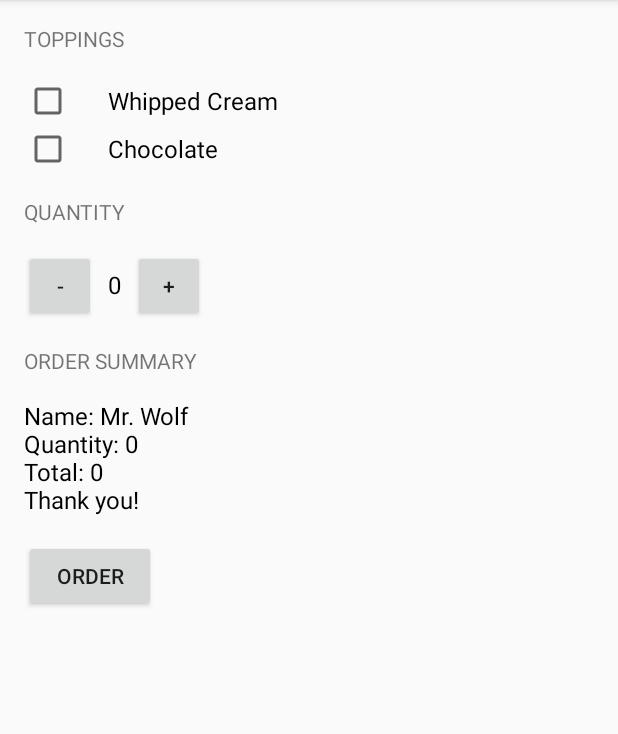
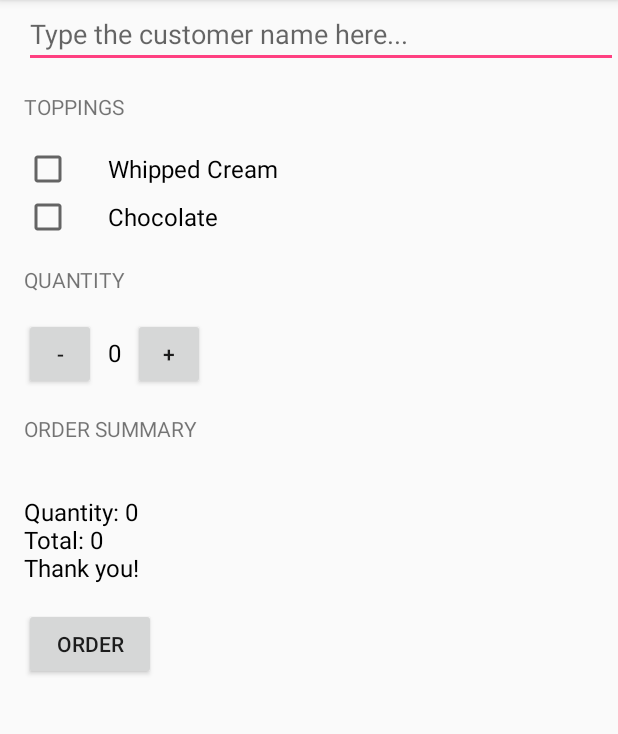
Before and after one commit to bennythejudge/JustJava, an Android app: the screen it shows after launch (MainActivity), after a tap on "ORDER", on a phone screen of 412 x 824 dp, the part 84-818 px from its top. Run offline under Robolectric (Android 15) with nearby library versions, the phone set to English and light mode, and no system bars.

```diff
--- a/app/src/main/java/com/example/android/justjava/MainActivity.java
+++ b/app/src/main/java/com/example/android/justjava/MainActivity.java
@@ -12,7 +12,10 @@ import android.support.v7.app.AppCompatActivity;
 import android.util.Log;
 import android.view.View;
 import android.widget.CheckBox;
+import android.widget.EditText;
 import android.widget.TextView;
+import android.widget.Toast;
+
 import java.text.NumberFormat;
 
 /**
@@ -29,26 +32,30 @@ public class MainActivity extends AppCompatActivity {
         setContentView(R.layout.activity_main);
     }
 
-
-
     /**
      * This method is called when the order button is clicked.
      */
-    private int calculatePrice(int quantity, int unit_price) {
-        return quantity * unit_price;
+    private int calculatePrice(int quantity, int unit_price, boolean withWhippedCream,
+                               boolean withChcolate) {
+        int tot = 0;
+        tot = tot + ((withChcolate) ? 1 : 0);
+        tot = tot + ((withWhippedCream) ? 1 : 0);
+
+        return (quantity * unit_price) + tot;
     }
 
     private String createOrderSummary(int unit_price, int quantity, boolean hasWhippedCream,
-                                      boolean hasChocolate) {
+                                      boolean hasChocolate, String customerName) {
 
         String whippedcream =  (hasWhippedCream) ? "With Whipped Cream on Top\n" : "";
         String chocolate =  (hasChocolate) ? "With Chocolate\n" : "";
 
-        return "Name: Mr. Wolf\n" +
+        return customerName + "\n" +
                 whippedcream +
                 chocolate +
                 "Quantity: " + quantity + "\n" +
-                "Total: " + calculatePrice(quantity, unit_price) + "\n" +
+                "Total: " + calculatePrice(quantity, unit_price, hasWhippedCream, hasChocolate) +
+                "\n" +
                 "Thank you!";
     }
 
@@ -57,30 +64,37 @@ public class MainActivity extends AppCompatActivity {
 
         boolean hasWhippedCream = ((CheckBox) findViewById(R.id.whipped_cream)).isChecked();
         boolean hasChocolate = ((CheckBox) findViewById(R.id.chocolate)).isChecked();
+        String customerName = ((EditText) findViewById(R.id.customer_name)).getText().toString();
 
         Log.d("submitOrder", "whipped cream: " + hasWhippedCream + " chocolate: " +
                 hasChocolate);
+        Log.d("submitOrder", "customer name: " + customerName);
 
         String priceMessage = createOrderSummary(unit_price, quantity, hasWhippedCream,
-                hasChocolate );
+                hasChocolate, customerName );
 
-        int price = calculatePrice(quantity, unit_price);
-        Log.v("MainActivity", "The price is: " + price);
         displayMessage(priceMessage);
     }
 
     public void increment(View view) {
-        quantity++;
+        if (quantity<100) {
+            quantity++;
+        } else {
+            Toast.makeText(this, "Dude, too much coffee will drive you crazy!",
+                    Toast.LENGTH_SHORT).show();
+            return;
+        }
         display(quantity);
-//        displayPrice(quantity * unit_price);
     }
 
     public void decrement(View view) {
         if (quantity > 0) {
             quantity--;
+        } else {
+            Toast.makeText(this, "Dude, order something!", Toast.LENGTH_SHORT).show();
+            return;
         }
         display(quantity);
-//        displayPrice(quantity * unit_price);
     }
 
     /**
--- a/app/src/main/res/layout/activity_main.xml
+++ b/app/src/main/res/layout/activity_main.xml
@@ -9,6 +9,13 @@
         android:layout_height="match_parent"
         android:orientation="vertical"
         android:paddingLeft="16dp" >
+
+        <EditText
+            android:id="@+id/customer_name"
+            android:layout_width="match_parent"
+            android:layout_height="wrap_content"
+            android:hint="@string/customer_name"
+            android:inputType="textMultiLine" />
 
         <TextView
             android:layout_width="wrap_content"
--- a/app/src/main/res/values/strings.xml
+++ b/app/src/main/res/values/strings.xml
@@ -1,3 +1,4 @@
 <resources>
     <string name="app_name">JustJava</string>
+    <string name="customer_name">Type the customer name here...</string>
 </resources>
```
